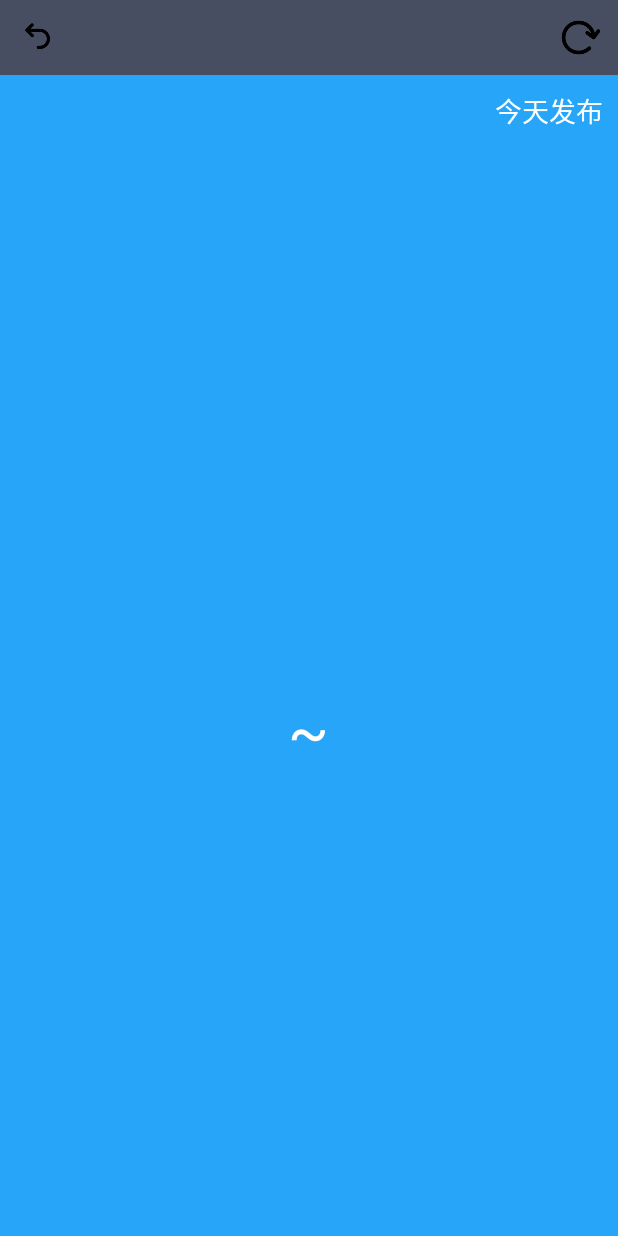
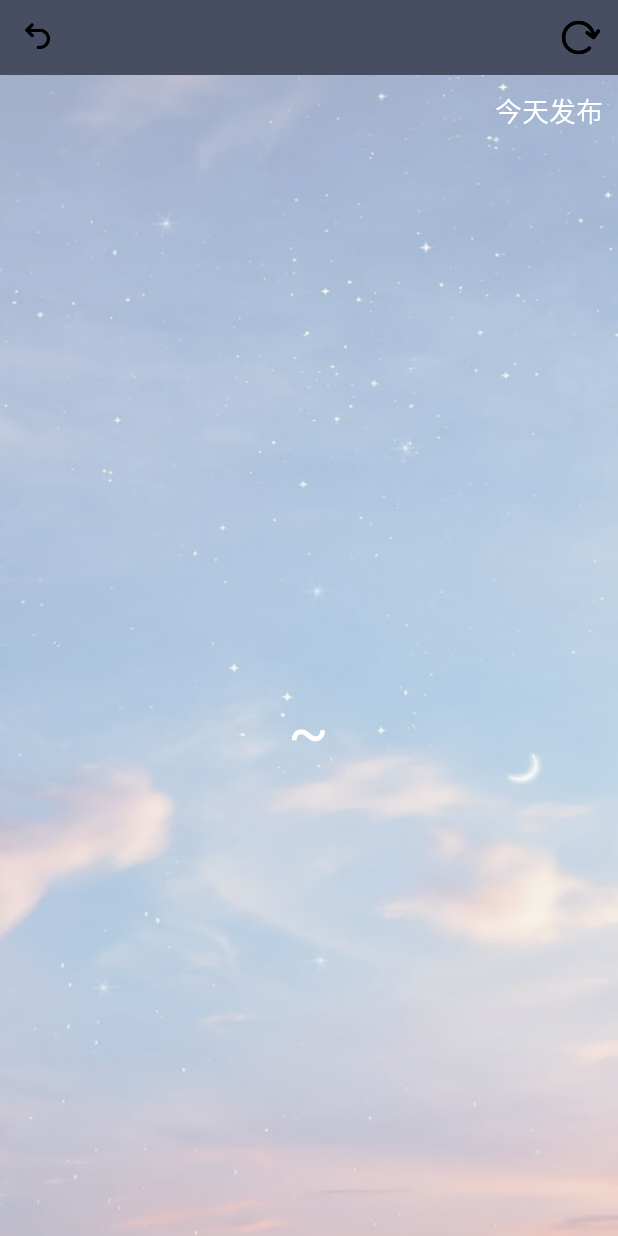
Before and after one commit to lwc6/coolweather, an Android app: the WeatherActivity screen opened directly, with no data from a screen before it, on a phone screen of 412 x 824 dp. Run offline under Robolectric (Android 15) with nearby library versions, the phone set to English and light mode, and no system bars.

Commit message:
丑陋版

```diff
--- a/app/src/main/AndroidManifest.xml
+++ b/app/src/main/AndroidManifest.xml
@@ -6,9 +6,9 @@
 
     <application
         android:allowBackup="true"
-        android:icon="@mipmap/ic_launcher"
+        android:icon="@drawable/logo"
         android:label="@string/app_name"
-        android:roundIcon="@mipmap/ic_launcher_round"
+        android:roundIcon="@drawable/logo"
         android:supportsRtl="true"
         android:theme="@style/AppTheme"
         android:usesCleartextTraffic="true">
@@ -21,6 +21,8 @@
             </intent-filter>
         </activity>
         <activity android:name="com.example.lwcweather.activity.WeatherActivity"></activity>
+        <service android:name=".service.AutoUpdateService"></service>
+        <receiver android:name=".receiver.AutoUpdateReceiver"></receiver>
     </application>
 
 </manifest>
--- a/app/src/main/java/com/example/lwcweather/activity/WeatherActivity.java
+++ b/app/src/main/java/com/example/lwcweather/activity/WeatherActivity.java
@@ -10,9 +10,11 @@ import android.view.View;
 import android.view.Window;
 import android.widget.Button;
 import android.widget.LinearLayout;
+import android.widget.RelativeLayout;
 import android.widget.TextView;
 
 import com.example.lwcweather.R;
+import com.example.lwcweather.service.AutoUpdateService;
 import com.example.lwcweather.util.HttpCallbackListener;
 import com.example.lwcweather.util.HttpUtil;
 import com.example.lwcweather.util.Utility;
@@ -27,7 +29,7 @@ public class WeatherActivity extends Activity  implements View.OnClickListener {
     private TextView currentDateText;
     private Button switchCity;
     private Button refreshWeather;
-
+    private RelativeLayout relativeLayout;
     @Override
     protected void onCreate(Bundle savedInstanceState) {
         super.onCreate(savedInstanceState);
@@ -35,6 +37,8 @@ public class WeatherActivity extends Activity  implements View.OnClickListener {
         setContentView(R.layout.weather_layout);
 // 初始化各控件
         weatherInfoLayout = (LinearLayout) findViewById(R.id.weather_info_layout);
+        relativeLayout=(RelativeLayout) findViewById(R.id.back_k);
+        relativeLayout.getBackground().setAlpha(100);
         cityNameText = (TextView) findViewById(R.id.city_name);
         publishText = (TextView) findViewById(R.id.publish_text);
         weatherDespText = (TextView) findViewById(R.id.weather_desp);
@@ -65,6 +69,8 @@ public class WeatherActivity extends Activity  implements View.OnClickListener {
                 intent.putExtra("from_weather_activity", true);
                 startActivity(intent);
                 finish();
+
+
                 break;
             case R.id.refresh_weather:
                 publishText.setText("同步中...");
@@ -133,6 +139,8 @@ public class WeatherActivity extends Activity  implements View.OnClickListener {
         currentDateText.setText(prefs.getString("current_date", ""));
         weatherInfoLayout.setVisibility(View.VISIBLE);
         cityNameText.setVisibility(View.VISIBLE);
+        Intent intent = new Intent(this, AutoUpdateService.class);
+        startService(intent);
     }
 
 }
--- a/app/src/main/res/layout/weather_layout.xml
+++ b/app/src/main/res/layout/weather_layout.xml
@@ -33,10 +33,11 @@
 
     </RelativeLayout>
     <RelativeLayout
+        android:id="@+id/back_k"
         android:layout_width="match_parent"
         android:layout_height="0dp"
         android:layout_weight="1"
-        android:background="#27A5F9">
+        android:background="@drawable/background">
         <TextView
             android:id="@+id/publish_text"
             android:layout_width="wrap_content"
```
Also changed, not shown: app/src/main/java/com/example/lwcweather/receiver/AutoUpdateReceiver.java (added, +15 -0 lines), app/src/main/java/com/example/lwcweather/service/AutoUpdateService.java (added, +56 -0 lines), app/src/main/res/drawable/background.jpg (added), app/src/main/res/drawable/logo.jpg (added).
